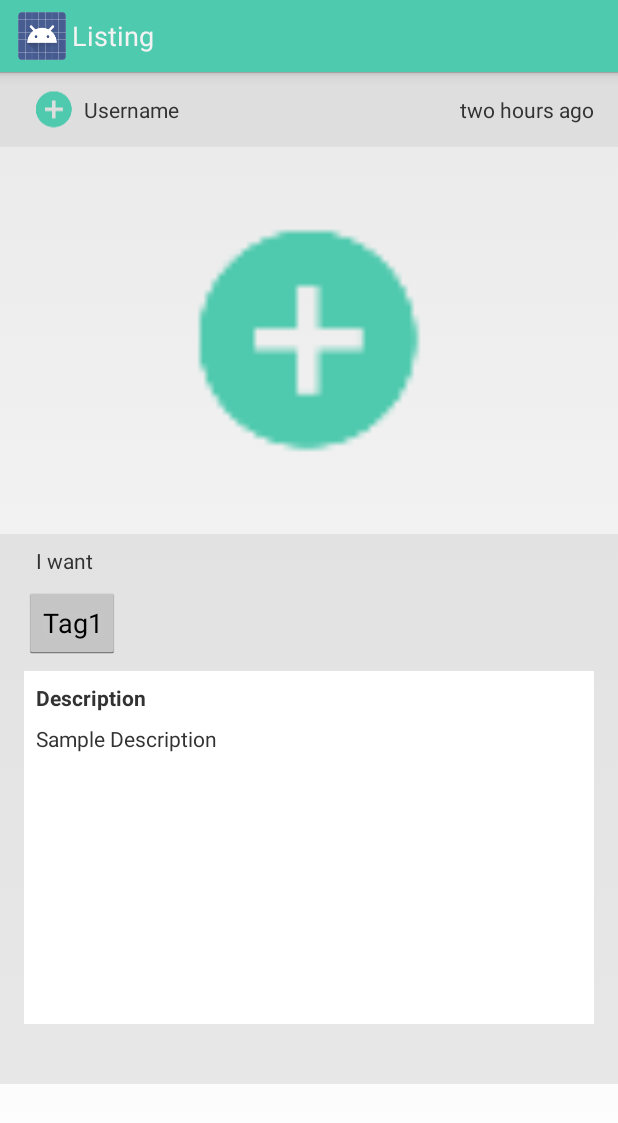
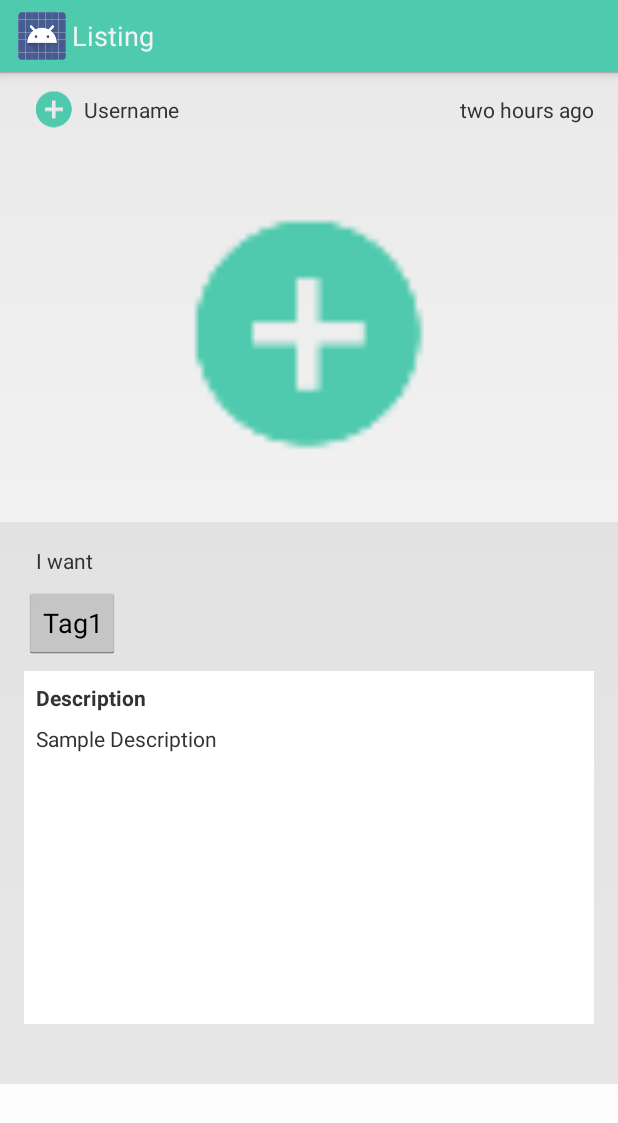
Before and after one commit to sags95/Tradepost-Android, an Android app: the SingleListingActivity screen opened directly, with no data from a screen before it, on a phone screen of 412 x 824 dp. Shown: the top 1123 px of the screen. Run offline under Robolectric (Android 15) with nearby library versions, the phone set to English and light mode, and no system bars; Roboto replaces fonts that are not available here; 2 statements that could not run were skipped.

Commit message:
Updates: -Single Listing Activity (template only, still need to work on)

```diff
--- a/app/src/main/java/com/sinapp/sharathsind/tradepost/NavigationDrawerFragment.java
+++ b/app/src/main/java/com/sinapp/sharathsind/tradepost/NavigationDrawerFragment.java
@@ -303,7 +303,7 @@ public class NavigationDrawerFragment extends Fragment {
         mDrawerToggle.onConfigurationChanged(newConfig);
     }
 
-    @Override
+    /*@Override
     public void onCreateOptionsMenu(Menu menu, MenuInflater inflater) {
         // If the drawer is open, show the global app actions in the action bar.
         // See also
@@ -314,7 +314,7 @@ public class NavigationDrawerFragment extends Fragment {
             showGlobalContextActionBar();
         }
         super.onCreateOptionsMenu(menu, inflater);
-    }
+    }*/
 
     @Override
     public boolean onOptionsItemSelected(MenuItem item) {
--- a/app/src/main/res/layout/activity_single_listing_view.xml
+++ b/app/src/main/res/layout/activity_single_listing_view.xml
@@ -21,14 +21,14 @@
         <RelativeLayout
             android:layout_width="match_parent"
             android:layout_height="match_parent"
-            android:paddingTop="8dp"
 
             >
 
             <RelativeLayout
                 android:layout_width="wrap_content"
                 android:layout_height="wrap_content"
-                android:id="@+id/single_listing_img_layout">
+                android:id="@+id/single_listing_img_layout"
+                >
 
 
                 <ImageView
@@ -36,7 +36,6 @@
                     android:layout_height="250dp"
                     android:id="@+id/single_listing_img"
                     android:src="@drawable/ic_fab_primary"
-                    android:paddingBottom="8dp"
                     />
 
 
@@ -50,6 +49,7 @@
                 android:id="@+id/single_listing_other_layout"
                 android:layout_below="@+id/single_listing_img_layout"
                 android:background="@color/lightgrey"
+                android:paddingTop="8dp"
                 android:paddingLeft="16dp"
                 android:paddingRight="16dp"
                 >
--- a/app/src/main/res/layout/single_listing_header.xml
+++ b/app/src/main/res/layout/single_listing_header.xml
@@ -5,28 +5,30 @@
     android:layout_height="wrap_content"
     android:paddingLeft="16dp"
     android:paddingRight="16dp"
-    android:background="@color/lightgrey"
     >
 
     <ImageView
         android:id="@+id/single_listing_header_propic"
         android:layout_width="wrap_content"
         android:layout_height="match_parent"
-        android:src="@drawable/ic_fab_primary"/>
+        android:src="@drawable/ic_fab_primary"
+        android:gravity="center_vertical"
+        />
 
     <TextView
         android:id="@+id/single_listing_header_username"
         android:layout_width="wrap_content"
         android:layout_height="match_parent"
         android:text="Username"
-        android:gravity="center_vertical"/>
+        android:gravity="center_vertical"
+        />
 
     <TextView
         android:id="@+id/single_listing_header_time"
         android:layout_width="match_parent"
         android:layout_height="match_parent"
         android:text="two hours ago"
-        android:gravity="center|right"
+        android:gravity="center_vertical|right"
         />
 
 
--- a/app/src/main/res/values/strings.xml
+++ b/app/src/main/res/values/strings.xml
@@ -27,6 +27,7 @@
     <string name="section6_text">Choose a Category</string>
     <string name="section2_text_camera">Take a photo\nwith your phone</string>
     <string name="section2_text_folder">Browse from\nyour folder</string>
+    <string name="actionbar_single_listing"><b>MAKE AN OFFER</b></string>
 
 
 
```
Also changed, not shown: app/src/main/java/com/sinapp/sharathsind/tradepost/MarketPlaceActivity.java (+6 -1 lines), app/src/main/java/com/sinapp/sharathsind/tradepost/NewToolBar.java (+5 -5 lines), app/src/main/java/com/sinapp/sharathsind/tradepost/SingleListingActivity.java (+25 -0 lines), 2 other files.
